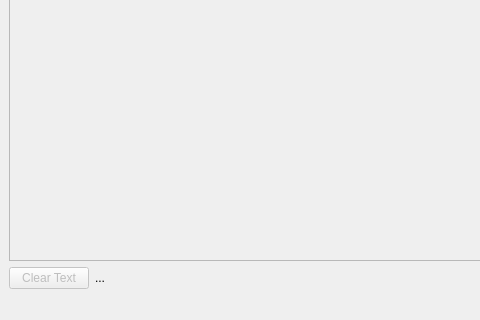
The window that main_window.ui (cronblocks/eserial-qt) describes before a commit, drawn with Qt 5; both pictures show x 0 to 480 and y 326 to 646 of the 800 by 646 pixel window.
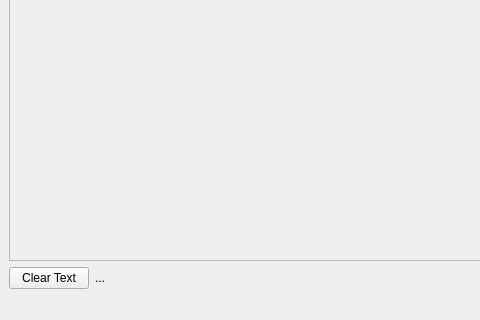
The same window after the commit.

Commit message: Enabling clear button by default

The edit to the form file:
```diff
--- a/main_window.ui
+++ b/main_window.ui
@@ -170,7 +170,7 @@
       <item>
        <widget class="QPushButton" name="receiveTextClearButton">
         <property name="enabled">
-         <bool>false</bool>
+         <bool>true</bool>
         </property>
         <property name="text">
          <string>Clear Text</string>
```
